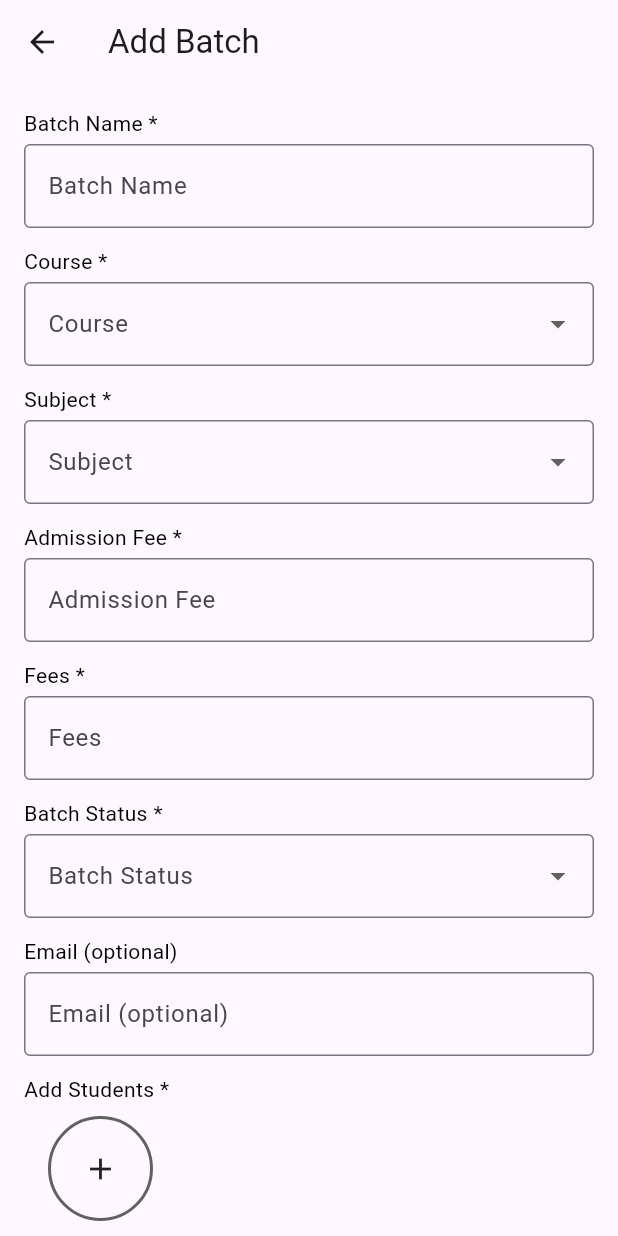
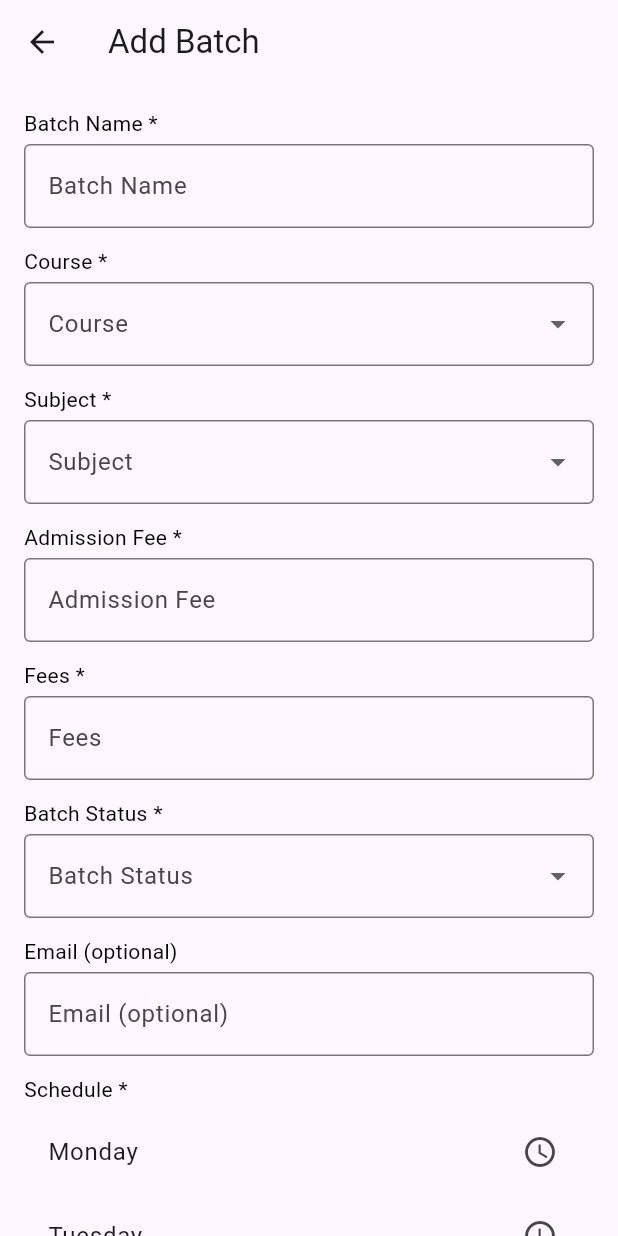
Before and after one commit to arsarsars1/student_management, a Flutter app: the BatchListScreen screen opened by its route, after a tap on the "add" icon, on a phone screen of 412 x 824 dp. Run offline on Flutter 3.47's test engine with Material 3 defaults, Android fonts, the phone set to English and light mode, and no system bars; our stand-ins replace contacts_service, equatable, flutter_bloc, get_it, hive, permission_handler; accounts and stored records are empty.

Commit message:
schedule time added

```diff
--- a/lib/blocs/batch/batch_bloc.dart
+++ b/lib/blocs/batch/batch_bloc.dart
@@ -1,6 +1,8 @@
+// batch_bloc.dart
 import 'package:contacts_service/contacts_service.dart';
 import 'package:flutter_bloc/flutter_bloc.dart';
 import 'package:permission_handler/permission_handler.dart';
+import 'package:studet_managment/models/batch.dart';
 import 'package:studet_managment/repositories/batch_repository.dart';
 
 import 'batch_event.dart';
@@ -10,11 +12,14 @@ class BatchBloc extends Bloc<BatchEvent, BatchState> {
   final BatchRepository batchRepository;
 
   List<Contact> _originalContacts = [];
+  Map<String, TimeRange> _selectedTimes = {};
+  Map<String, String> _validationErrors = {};
 
   BatchBloc(this.batchRepository) : super(BatchInitial()) {
     on<LoadBatchesEvent>(_onLoadBatches);
     on<AddBatchEvent>(_onAddBatch);
     on<LoadContacts>(_onLoadContacts);
+    on<SelectSchedule>(_onSelectSchedule);
     on<SelectContact>(_onSelectContact);
     on<RemoveContact>(_onRemoveContact);
     on<SearchContacts>(_onSearchContacts);
@@ -27,9 +32,21 @@ class BatchBloc extends Bloc<BatchEvent, BatchState> {
     emit(BatchLoading());
     try {
       final batches = batchRepository.getBatches();
-      emit(BatchLoaded(batches));
+      emit(BatchLoaded(
+        batches: batches,
+        contacts: state.contacts,
+        selectedContacts: state.selectedContacts,
+        selectedTimes: state.selectedTimes,
+        validationErrors: state.validationErrors,
+      ));
     } catch (e) {
-      emit(BatchError(e.toString()));
+      emit(BatchError(
+        message: e.toString(),
+        contacts: state.contacts,
+        selectedContacts: state.selectedContacts,
+        selectedTimes: state.selectedTimes,
+        validationErrors: state.validationErrors,
+      ));
     }
   }
 
@@ -48,11 +65,28 @@ class BatchBloc extends Bloc<BatchEvent, BatchState> {
         final contacts = await ContactsService.getContacts();
         _originalContacts = contacts.toList();
         emit(ContactLoaded(
-            contacts: _originalContacts, selectedContacts: const []));
+            contacts: _originalContacts,
+            selectedContacts: const [],
+            selectedTimes: state.selectedTimes,
+            validationErrors: state.validationErrors));
       }
     } else {
-      emit(const ContactLoaded(contacts: [], selectedContacts: []));
+      emit(ContactLoaded(
+          contacts: [],
+          selectedContacts: [],
+          selectedTimes: state.selectedTimes,
+          validationErrors: state.validationErrors));
     }
+  }
+
+  void _onSelectSchedule(SelectSchedule event, Emitter<BatchState> emit) {
+    _selectedTimes = event.schedule;
+    _validationErrors = event.validationErrors;
+    emit(ScheduleTime(
+        selectedTimes: _selectedTimes,
+        validationErrors: _validationErrors,
+        contacts: state.contacts,
+        selectedContacts: state.selectedContacts));
   }
 
   void _onSelectContact(SelectContact event, Emitter<BatchState> emit) {
@@ -62,7 +96,9 @@ class BatchBloc extends Bloc<BatchEvent, BatchState> {
           List<Contact>.from(currentState.selectedContacts)..add(event.contact);
       emit(ContactLoaded(
           contacts: currentState.contacts,
-          selectedContacts: updatedSelectedContacts));
+          selectedContacts: updatedSelectedContacts,
+          selectedTimes: state.selectedTimes,
+          validationErrors: state.validationErrors));
     }
   }
 
@@ -74,7 +110,9 @@ class BatchBloc extends Bloc<BatchEvent, BatchState> {
             ..remove(event.contact);
       emit(ContactLoaded(
           contacts: currentState.contacts,
-          selectedContacts: updatedSelectedContacts));
+          selectedContacts: updatedSelectedContacts,
+          selectedTimes: state.selectedTimes,
+          validationErrors: state.validationErrors));
     }
   }
 
@@ -90,7 +128,9 @@ class BatchBloc extends Bloc<BatchEvent, BatchState> {
           .toList();
       emit(ContactLoaded(
           contacts: filteredContacts,
-          selectedContacts: currentState.selectedContacts));
+          selectedContacts: currentState.selectedContacts,
+          selectedTimes: state.selectedTimes,
+          validationErrors: state.validationErrors));
     }
   }
 
@@ -99,7 +139,9 @@ class BatchBloc extends Bloc<BatchEvent, BatchState> {
     if (state is ContactLoaded) {
       emit(ContactLoaded(
           contacts: _originalContacts,
-          selectedContacts: (state as ContactLoaded).selectedContacts));
+          selectedContacts: (state as ContactLoaded).selectedContacts,
+          selectedTimes: state.selectedTimes,
+          validationErrors: state.validationErrors));
     }
   }
 
@@ -107,7 +149,10 @@ class BatchBloc extends Bloc<BatchEvent, BatchState> {
       ClearSelectedContacts event, Emitter<BatchState> emit) {
     if (_originalContacts.isNotEmpty) {
       emit(ContactLoaded(
-          contacts: _originalContacts, selectedContacts: const []));
+          contacts: _originalContacts,
+          selectedContacts: const [],
+          selectedTimes: state.selectedTimes,
+          validationErrors: state.validationErrors));
     }
   }
 }
--- a/lib/blocs/batch/batch_event.dart
+++ b/lib/blocs/batch/batch_event.dart
@@ -21,6 +21,16 @@ class AddBatchEvent extends BatchEvent {
 class LoadContacts extends BatchEvent {}
 
 class ClearSelectedContacts extends BatchEvent {}
+
+class SelectSchedule extends BatchEvent {
+  final Map<String, TimeRange> schedule;
+  final Map<String, String> validationErrors;
+
+  SelectSchedule(this.schedule, this.validationErrors);
+
+  @override
+  List<Object> get props => [schedule, validationErrors];
+}
 
 class SelectContact extends BatchEvent {
   final Contact contact;
--- a/lib/blocs/batch/batch_state.dart
+++ b/lib/blocs/batch/batch_state.dart
@@ -1,15 +1,28 @@
+// batch_state.dart
 import 'package:contacts_service/contacts_service.dart';
 import 'package:equatable/equatable.dart';
 import 'package:studet_managment/models/batch.dart';
 
 abstract class BatchState extends Equatable {
-  const BatchState();
+  final List<Contact> contacts;
+  final List<Contact> selectedContacts;
+  final Map<String, TimeRange> selectedTimes;
+  final Map<String, String> validationErrors;
 
-  List<Contact> get contacts => [];
-  List<Contact> get selectedContacts => [];
+  const BatchState({
+    this.contacts = const [],
+    this.selectedContacts = const [],
+    this.selectedTimes = const {},
+    this.validationErrors = const {},
+  });
 
   @override
-  List<Object> get props => [];
+  List<Object> get props => [
+        contacts,
+        selectedContacts,
+        selectedTimes,
+        validationErrors,
+      ];
 }
 
 class BatchInitial extends BatchState {}
@@ -19,39 +32,61 @@ class BatchLoading extends BatchState {}
 class BatchLoaded extends BatchState {
   final List<Batch> batches;
 
-  const BatchLoaded(this.batches);
+  const BatchLoaded({
+    required this.batches,
+    super.contacts,
+    super.selectedContacts,
+    super.selectedTimes,
+    super.validationErrors,
+  });
 
   @override
-  List<Object> get props => [batches];
+  List<Object> get props => [
+        batches,
+        contacts,
+        selectedContacts,
+        selectedTimes,
+        validationErrors,
+      ];
 }
 
 class BatchError extends BatchState {
   final String message;
 
-  const BatchError(this.message);
+  const BatchError({
+    required this.message,
+    super.contacts,
+    super.selectedContacts,
+    super.selectedTimes,
+    super.validationErrors,
+  });
 
   @override
-  List<Object> get props => [message];
+  List<Object> get props => [
+        message,
+        contacts,
+        selectedContacts,
+        selectedTimes,
+        validationErrors,
+      ];
 }
 
 class ContactInitial extends BatchState {}
 
 class ContactLoaded extends BatchState {
-  final List<Contact> _contacts;
-  final List<Contact> _selectedContacts;
+  const ContactLoaded({
+    required super.contacts,
+    required super.selectedContacts,
+    super.selectedTimes,
+    super.validationErrors,
+  });
+}
 
-  const ContactLoaded({
-    required List<Contact> contacts,
-    required List<Contact> selectedContacts,
-  })  : _contacts = contacts,
-        _selectedContacts = selectedContacts;
-
-  @override
-  List<Contact> get contacts => _contacts;
-
-  @override
-  List<Contact> get selectedContacts => _selectedContacts;
-
-  @override
-  List<Object> get props => [_contacts, _selectedContacts];
+class ScheduleTime extends BatchState {
+  const ScheduleTime({
+    required super.selectedTimes,
+    required super.validationErrors,
+    super.contacts,
+    super.selectedContacts,
+  });
 }
--- a/lib/models/batch.dart
+++ b/lib/models/batch.dart
@@ -28,6 +28,9 @@ class Batch {
   @HiveField(7)
   List<String> students;
 
+  @HiveField(8)
+  Map<String, TimeRange> schedule;
+
   Batch({
     required this.name,
     required this.course,
@@ -37,5 +40,17 @@ class Batch {
     required this.status,
     this.email = '',
     this.students = const [],
+    this.schedule = const {},
   });
 }
+
+@HiveType(typeId: 1)
+class TimeRange {
+  @HiveField(0)
+  DateTime startTime;
+
+  @HiveField(1)
+  DateTime endTime;
+
+  TimeRange({required this.startTime, required this.endTime});
+}
--- a/lib/screens/add_batch_screen.dart
+++ b/lib/screens/add_batch_screen.dart
@@ -1,11 +1,12 @@
+// add_batch_screen.dart
 import 'package:flutter/material.dart';
 import 'package:flutter_bloc/flutter_bloc.dart';
 import 'package:studet_managment/blocs/batch/batch_bloc.dart';
 import 'package:studet_managment/blocs/batch/batch_event.dart';
 import 'package:studet_managment/blocs/batch/batch_state.dart';
+import 'package:studet_managment/models/batch.dart';
 import 'package:studet_managment/widgets/contact_widget.dart';
-
-import '../models/batch.dart';
+import 'package:studet_managment/widgets/time_picker_widget.dart';
 
 class AddBatchScreen extends StatefulWidget {
   const AddBatchScreen({super.key});
@@ -218,6 +219,16 @@ class _AddBatchScreenState extends State<AddBatchScreen> {
                     ),
                     const SizedBox(height: 12),
                     const Text(
+                      'Schedule *',
+                      style: TextStyle(
+                        color: Colors.black,
+                        fontSize: 14,
+                      ),
+                    ),
+                    const SizedBox(height: 4),
+                    const TimePickerWidget(),
+                    const SizedBox(height: 12),
+                    const Text(
                       'Add Students *',
                       style: TextStyle(
                         color: Colors.black,
@@ -289,16 +300,20 @@ class _AddBatchScreenState extends State<AddBatchScreen> {
                       Expanded(
                         child: ElevatedButton(
                           onPressed: () {
-                            var selectedContacts = context
-                                .read<BatchBloc>()
-                                .state
-                                .selectedContacts
+                            var state = context.read<BatchBloc>().state;
+
+                            var selectedContacts = state.selectedContacts
                                 .map((contact) => contact.displayName ?? '')
                                 .toList();
+
+                            var schedule = state.selectedTimes;
+                            var validationErrors = state.validationErrors;
 
                             FocusScope.of(context).unfocus();
                             if (_formKey.currentState!.validate() &&
                                 selectedContacts.isNotEmpty &&
+                                validationErrors.isEmpty &&
+                                schedule.isNotEmpty &&
                                 course.isNotEmpty &&
                                 subject.isNotEmpty &&
                                 status.isNotEmpty) {
@@ -312,16 +327,24 @@ class _AddBatchScreenState extends State<AddBatchScreen> {
                                 status: status,
                                 email: emailController.text,
                                 students: selectedContacts,
+                                schedule: schedule,
                               );
                               context
                                   .read<BatchBloc>()
                                   .add(AddBatchEvent(newBatch));
                               Navigator.pop(context);
                             } else {
-                              ScaffoldMessenger.of(context).showSnackBar(
-                                  const SnackBar(
-                                      content:
-                                          Text("Fill the field to continue")));
+                              if (validationErrors.isNotEmpty) {
+                                ScaffoldMessenger.of(context).showSnackBar(
+                                    const SnackBar(
+                                        content: Text(
+                                            "Start time must be before end time")));
+                              } else {
+                                ScaffoldMessenger.of(context).showSnackBar(
+                                    const SnackBar(
+                                        content: Text(
+                                            "Fill the field to continue")));
+                              }
                             }
                           },
                           child: const Text(
--- /dev/null
+++ b/lib/widgets/time_picker_widget.dart
@@ -0,0 +1,103 @@
+// time_picker_widget.dart
+import 'package:flutter/material.dart';
+import 'package:flutter_bloc/flutter_bloc.dart';
+import 'package:studet_managment/blocs/batch/batch_bloc.dart';
+import 'package:studet_managment/blocs/batch/batch_event.dart';
+import 'package:studet_managment/blocs/batch/batch_state.dart';
+import 'package:studet_managment/models/batch.dart';
+import 'package:studet_managment/utils/extension.dart';
+
+class TimePickerWidget extends StatefulWidget {
+  const TimePickerWidget({super.key});
+
+  @override
+  State<TimePickerWidget> createState() => _TimePickerWidgetState();
+}
+
+class _TimePickerWidgetState extends State<TimePickerWidget> {
+  Map<String, TimeRange> _selectedTimes = {};
+  Map<String, String> _validationErrors = {};
+
+  void _pickTime(String day) async {
+    final startTime = await _selectTime(context, "Select Start Time");
+    if (startTime != null) {
+      final endTime = await _selectTime(context, "Select End Time");
+      if (endTime != null) {
+        if (startTime.isBefore(endTime)) {
+          setState(() {
+            _selectedTimes[day] =
+                TimeRange(startTime: startTime, endTime: endTime);
+            _validationErrors.remove(day);
+          });
+          context
+              .read<BatchBloc>()
+              .add(SelectSchedule(_selectedTimes, _validationErrors));
+        } else {
+          setState(() {
+            _validationErrors[day] = "Start time must be before end time";
+          });
+          context
+              .read<BatchBloc>()
+              .add(SelectSchedule(_selectedTimes, _validationErrors));
+        }
+      }
+    }
+  }
+
+  Future<DateTime?> _selectTime(BuildContext context, String label) async {
+    final TimeOfDay? timeOfDay = await showTimePicker(
+      context: context,
+      initialTime: TimeOfDay.now(),
+      helpText: label,
+    );
+    if (timeOfDay != null) {
+      final now = DateTime.now();
+      return DateTime(
+          now.year, now.month, now.day, timeOfDay.hour, timeOfDay.minute);
+    }
+    return null;
+  }
+
+  @override
+  Widget build(BuildContext context) {
+    final days = [
+      "Monday",
+      "Tuesday",
+      "Wednesday",
+      "Thursday",
+      "Friday",
+      "Saturday",
+      "Sunday"
+    ];
+
+    return BlocBuilder<BatchBloc, BatchState>(
+      builder: (context, state) {
+        if (state is ScheduleTime) {
+          _selectedTimes = state.selectedTimes;
+          _validationErrors = state.validationErrors;
+        }
+        return Column(
+          crossAxisAlignment: CrossAxisAlignment.start,
+          children: [
+            for (var day in days)
+              ListTile(
+                onTap: () => _pickTime(day),
+                title: Text(day),
+                subtitle: _validationErrors.containsKey(day)
+                    ? Text(
+                        _validationErrors[day] ?? '',
+                        style: const TextStyle(color: Colors.red),
+                      )
+                    : _selectedTimes.containsKey(day)
+                        ? Text(
+                            "Start: ${_selectedTimes[day]!.startTime.format(context)}, End: ${_selectedTimes[day]!.endTime.format(context)}",
+                          )
+                        : null,
+                trailing: const Icon(Icons.access_time),
+              ),
+          ],
+        );
+      },
+    );
+  }
+}
```
Also changed, not shown: lib/utils/extension.dart (added, +7 -0 lines), lib/widgets/batch_card.dart (+30 -11 lines).
